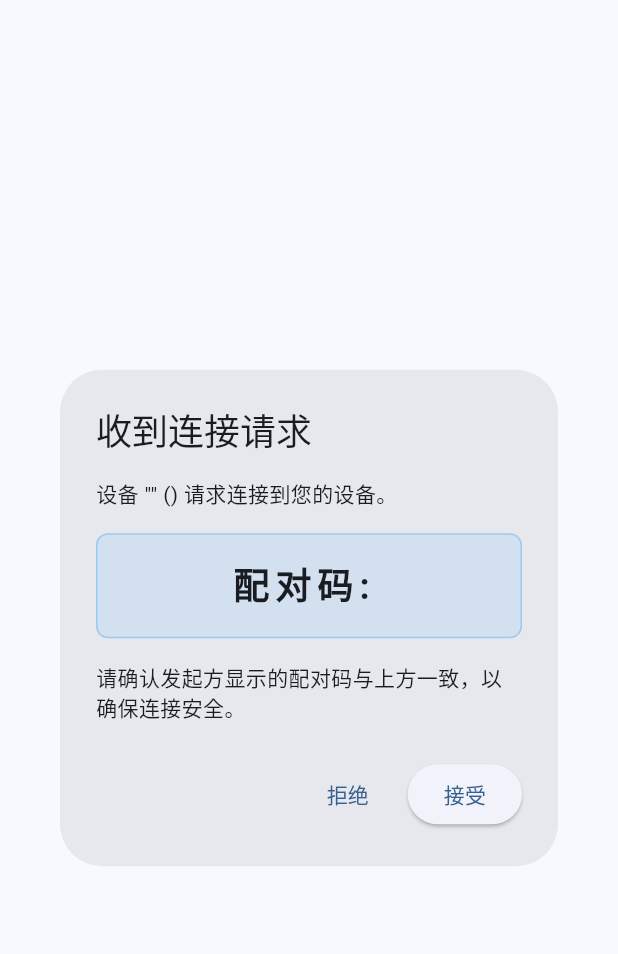
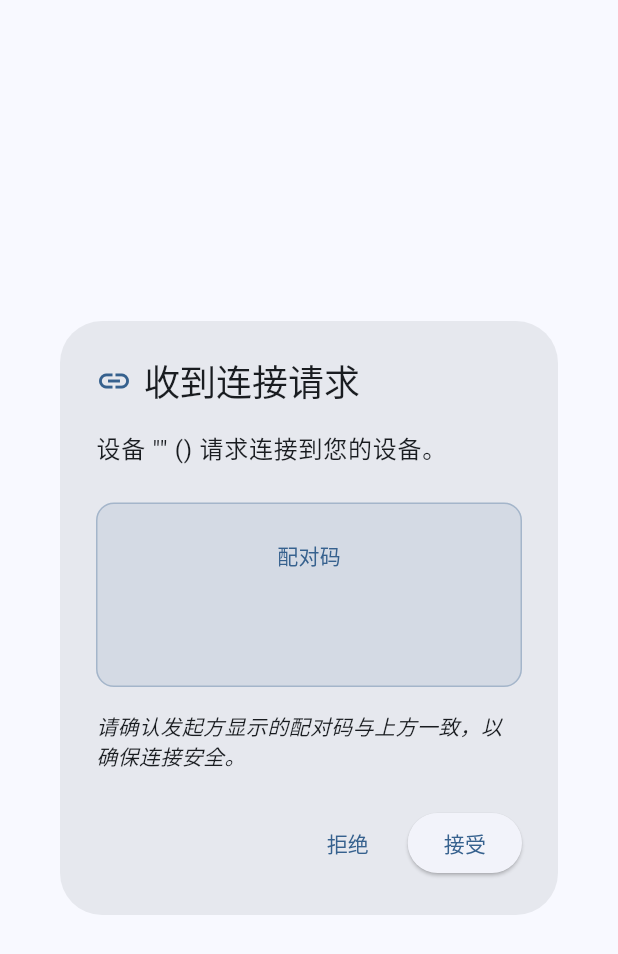
Before and after one commit to Q-Bug4/bifrost_transfer, a Flutter app: the ConnectionRequestDialog widget shown alone on an empty page, opened directly with empty values, on a phone screen of 412 x 824 dp. Shown: the top 954 px of the screen. Run offline on Flutter 3.47's test engine with Material 2 defaults, Android fonts, the phone set to English and light mode, and no system bars; our stand-ins replace get_it.

Commit message:
feat: Enhance connection request dialog and UI interaction flow
- Improve connection request dialog with advanced UX features
- Add modal dialog with mandatory user interaction
- Implement dynamic button states for accept/reject actions
- Update connection state management with more robust dialog handling
- Refactor connection request processing with detailed state tracking
- Add debug mode test button for simulating connection requests
- Enhance tab navigation and styling in home screen

```diff
--- a/lib/application/states/connection_state_notifier.dart
+++ b/lib/application/states/connection_state_notifier.dart
@@ -95,7 +95,7 @@ class ConnectionStateNotifier extends ChangeNotifier {
       return;
     }
 
-    final initiatorIp = _pendingConnectionRequest!['initiatorIp'] as String;
+    final initiatorIp = _pendingConnectionRequest!['deviceIp'] as String;
     final pairingCode = _pendingConnectionRequest!['pairingCode'] as String;
 
     try {
@@ -117,7 +117,7 @@ class ConnectionStateNotifier extends ChangeNotifier {
       return;
     }
 
-    final initiatorIp = _pendingConnectionRequest!['initiatorIp'] as String;
+    final initiatorIp = _pendingConnectionRequest!['deviceIp'] as String;
 
     try {
       await _connectionService.rejectConnection(initiatorIp);
--- a/lib/ui/widgets/connection_request_dialog.dart
+++ b/lib/ui/widgets/connection_request_dialog.dart
@@ -1,7 +1,7 @@
 import 'package:flutter/material.dart';
 
 /// 连接请求对话框组件
-class ConnectionRequestDialog extends StatelessWidget {
+class ConnectionRequestDialog extends StatefulWidget {
   /// 发起方IP地址
   final String initiatorIp;
 
@@ -28,36 +28,95 @@ class ConnectionRequestDialog extends StatelessWidget {
   }) : super(key: key);
 
   @override
+  State<ConnectionRequestDialog> createState() => _ConnectionRequestDialogState();
+}
+
+class _ConnectionRequestDialogState extends State<ConnectionRequestDialog> {
+  /// 是否正在处理接受连接
+  bool _isAccepting = false;
+
+  /// 是否正在处理拒绝连接
+  bool _isRejecting = false;
+
+  @override
   Widget build(BuildContext context) {
-    return AlertDialog(
-      title: const Text('收到连接请求'),
+    return WillPopScope(
+      // 禁止通过返回键关闭对话框
+      onWillPop: () async => false,
+      child: AlertDialog(
+        title: Row(
+          children: [
+            Icon(
+              Icons.link,
+              color: Theme.of(context).colorScheme.primary,
+              size: 24,
+            ),
+            const SizedBox(width: 8),
+            const Text('收到连接请求'),
+          ],
+        ),
         content: Column(
           mainAxisSize: MainAxisSize.min,
           crossAxisAlignment: CrossAxisAlignment.start,
           children: [
-          Text('设备 "$initiatorName" (${initiatorIp}) 请求连接到您的设备。'),
-          const SizedBox(height: 16),
+            Text(
+              '设备 "${widget.initiatorName}" (${widget.initiatorIp}) 请求连接到您的设备。',
+              style: Theme.of(context).textTheme.bodyLarge,
+            ),
+            const SizedBox(height: 24),
             _buildPairingCodeDisplay(),
             const SizedBox(height: 16),
-          const Text('请确认发起方显示的配对码与上方一致，以确保连接安全。'),
+            const Text(
+              '请确认发起方显示的配对码与上方一致，以确保连接安全。',
+              style: TextStyle(fontStyle: FontStyle.italic),
+            ),
           ],
         ),
         actions: [
           TextButton(
-          onPressed: () {
-            Navigator.of(context).pop();
-            onReject();
-          },
-          child: const Text('拒绝'),
+            onPressed: _isAccepting || _isRejecting
+                ? null
+                : _handleReject,
+            child: _isRejecting
+                ? const Row(
+                    mainAxisSize: MainAxisSize.min,
+                    children: [
+                      SizedBox(
+                        width: 16,
+                        height: 16,
+                        child: CircularProgressIndicator(
+                          strokeWidth: 2,
+                        ),
+                      ),
+                      SizedBox(width: 8),
+                      Text('正在拒绝...'),
+                    ],
+                  )
+                : const Text('拒绝'),
           ),
           ElevatedButton(
-          onPressed: () {
-            Navigator.of(context).pop();
-            onAccept();
-          },
-          child: const Text('接受'),
+            onPressed: _isAccepting || _isRejecting
+                ? null
+                : _handleAccept,
+            child: _isAccepting
+                ? const Row(
+                    mainAxisSize: MainAxisSize.min,
+                    children: [
+                      SizedBox(
+                        width: 16,
+                        height: 16,
+                        child: CircularProgressIndicator(
+                          strokeWidth: 2,
+                        ),
+                      ),
+                      SizedBox(width: 8),
+                      Text('正在连接...'),
+                    ],
+                  )
+                : const Text('接受'),
           ),
         ],
+      ),
     );
   }
 
@@ -65,24 +124,65 @@ class ConnectionRequestDialog extends StatelessWidget {
   Widget _buildPairingCodeDisplay() {
     return Container(
       width: double.infinity,
-      padding: const EdgeInsets.symmetric(vertical: 16),
+      padding: const EdgeInsets.symmetric(vertical: 24, horizontal: 16),
       decoration: BoxDecoration(
-        color: Colors.blue.withOpacity(0.1),
-        borderRadius: BorderRadius.circular(8),
+        color: Theme.of(context).colorScheme.primary.withOpacity(0.1),
+        borderRadius: BorderRadius.circular(12),
         border: Border.all(
-          color: Colors.blue.withOpacity(0.3),
+          color: Theme.of(context).colorScheme.primary.withOpacity(0.3),
         ),
       ),
-      child: Center(
-        child: Text(
-          '配对码: $pairingCode',
-          style: const TextStyle(
-            fontSize: 24,
-            fontWeight: FontWeight.bold,
-            letterSpacing: 4,
+      child: Column(
+        children: [
+          Text(
+            '配对码',
+            style: TextStyle(
+              fontSize: 14,
+              color: Theme.of(context).colorScheme.primary,
             ),
           ),
+          const SizedBox(height: 8),
+          Text(
+            widget.pairingCode,
+            style: TextStyle(
+              fontSize: 32,
+              fontWeight: FontWeight.bold,
+              letterSpacing: 8,
+              color: Theme.of(context).colorScheme.primary,
+            ),
+          ),
+        ],
       ),
     );
   }
+
+  /// 处理接受连接
+  void _handleAccept() {
+    setState(() {
+      _isAccepting = true;
+    });
+
+    // 延迟关闭对话框，让用户看到按钮状态变化
+    Future.delayed(const Duration(milliseconds: 500), () {
+      if (mounted) {
+        Navigator.of(context).pop();
+        widget.onAccept();
       }
+    });
+  }
+
+  /// 处理拒绝连接
+  void _handleReject() {
+    setState(() {
+      _isRejecting = true;
+    });
+
+    // 延迟关闭对话框，让用户看到按钮状态变化
+    Future.delayed(const Duration(milliseconds: 300), () {
+      if (mounted) {
+        Navigator.of(context).pop();
+        widget.onReject();
+      }
+    });
+  }
+}
```
Also changed, not shown: lib/ui/screens/home_screen.dart (+69 -23 lines), 1 other file. Lines whose indentation alone changed are shown as unchanged.
